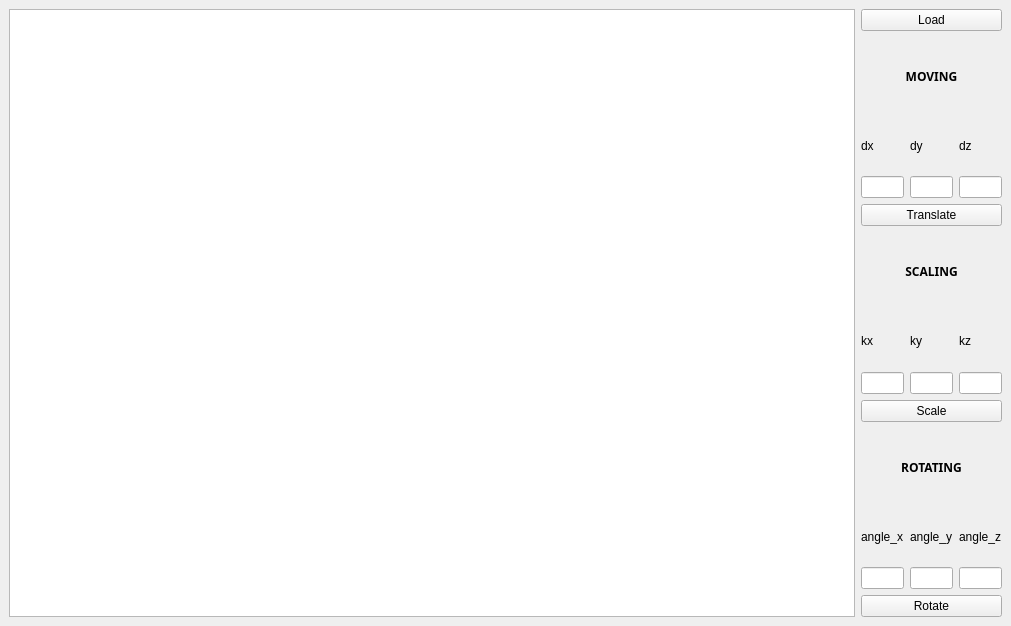
This is lab_01/design/mainwindow.ui in ivaaahn/bmstu-oop as Qt 5 draws it before an edit. The edited form follows.
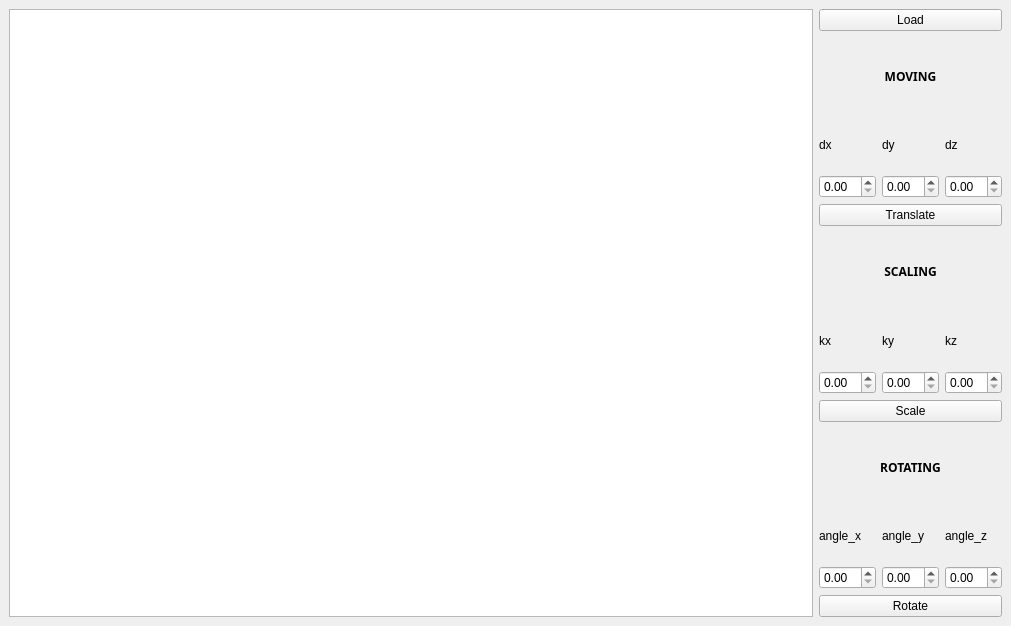
This is the edited form.

Diff of the .ui file:
```diff
--- a/lab_01/design/mainwindow.ui
+++ b/lab_01/design/mainwindow.ui
@@ -64,7 +64,7 @@
              </widget>
             </item>
             <item>
-             <widget class="QLineEdit" name="dx_box"/>
+             <widget class="QDoubleSpinBox" name="dx_box"/>
             </item>
            </layout>
           </item>
@@ -78,7 +78,7 @@
              </widget>
             </item>
             <item>
-             <widget class="QLineEdit" name="dy_box"/>
+             <widget class="QDoubleSpinBox" name="dy_box"/>
             </item>
            </layout>
           </item>
@@ -92,7 +92,7 @@
              </widget>
             </item>
             <item>
-             <widget class="QLineEdit" name="dz_box"/>
+             <widget class="QDoubleSpinBox" name="dz_box"/>
             </item>
            </layout>
           </item>
@@ -144,7 +144,7 @@
              </widget>
             </item>
             <item>
-             <widget class="QLineEdit" name="k_box"/>
+             <widget class="QDoubleSpinBox" name="kx_box"/>
             </item>
            </layout>
           </item>
@@ -158,7 +158,7 @@
              </widget>
             </item>
             <item>
-             <widget class="QLineEdit" name="ky_box"/>
+             <widget class="QDoubleSpinBox" name="ky_box"/>
             </item>
            </layout>
           </item>
@@ -172,7 +172,7 @@
              </widget>
             </item>
             <item>
-             <widget class="QLineEdit" name="kz_box"/>
+             <widget class="QDoubleSpinBox" name="kz_box"/>
             </item>
            </layout>
           </item>
@@ -224,7 +224,7 @@
              </widget>
             </item>
             <item>
-             <widget class="QLineEdit" name="ax_box"/>
+             <widget class="QDoubleSpinBox" name="ax_box"/>
             </item>
            </layout>
           </item>
@@ -238,7 +238,7 @@
              </widget>
             </item>
             <item>
-             <widget class="QLineEdit" name="at_box"/>
+             <widget class="QDoubleSpinBox" name="ay_box"/>
             </item>
            </layout>
           </item>
@@ -252,7 +252,7 @@
              </widget>
             </item>
             <item>
-             <widget class="QLineEdit" name="az_box"/>
+             <widget class="QDoubleSpinBox" name="az_box"/>
             </item>
            </layout>
           </item>
```
